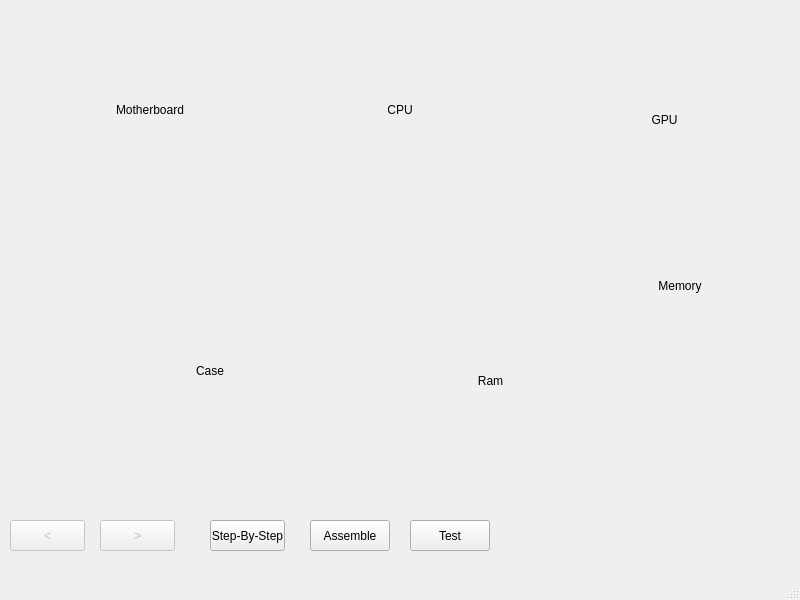
Qt form learningwindow.ui (KaiokenBro/PC-Builder) before a commit.
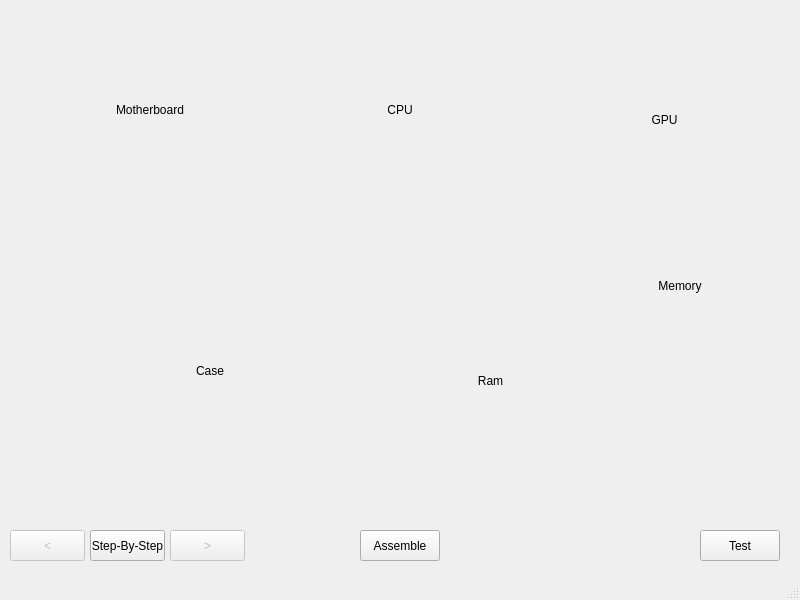
The same form after that commit.

```diff
--- a/learningwindow.ui
+++ b/learningwindow.ui
@@ -17,8 +17,8 @@
    <widget class="QPushButton" name="assembleButton">
     <property name="geometry">
      <rect>
-      <x>310</x>
-      <y>520</y>
+      <x>360</x>
+      <y>530</y>
       <width>80</width>
       <height>31</height>
      </rect>
@@ -30,8 +30,8 @@
    <widget class="QPushButton" name="testButton">
     <property name="geometry">
      <rect>
-      <x>410</x>
-      <y>520</y>
+      <x>700</x>
+      <y>530</y>
       <width>80</width>
       <height>31</height>
      </rect>
@@ -142,8 +142,8 @@
     </property>
     <property name="geometry">
      <rect>
-      <x>100</x>
-      <y>520</y>
+      <x>170</x>
+      <y>530</y>
       <width>75</width>
       <height>31</height>
      </rect>
@@ -159,7 +159,7 @@
     <property name="geometry">
      <rect>
       <x>10</x>
-      <y>520</y>
+      <y>530</y>
       <width>75</width>
       <height>31</height>
      </rect>
@@ -171,8 +171,8 @@
    <widget class="QPushButton" name="stepByStepButton">
     <property name="geometry">
      <rect>
-      <x>210</x>
-      <y>520</y>
+      <x>90</x>
+      <y>530</y>
       <width>75</width>
       <height>31</height>
      </rect>
```
Left out of the diff: 2 changed lines with no effect on the pictures.
